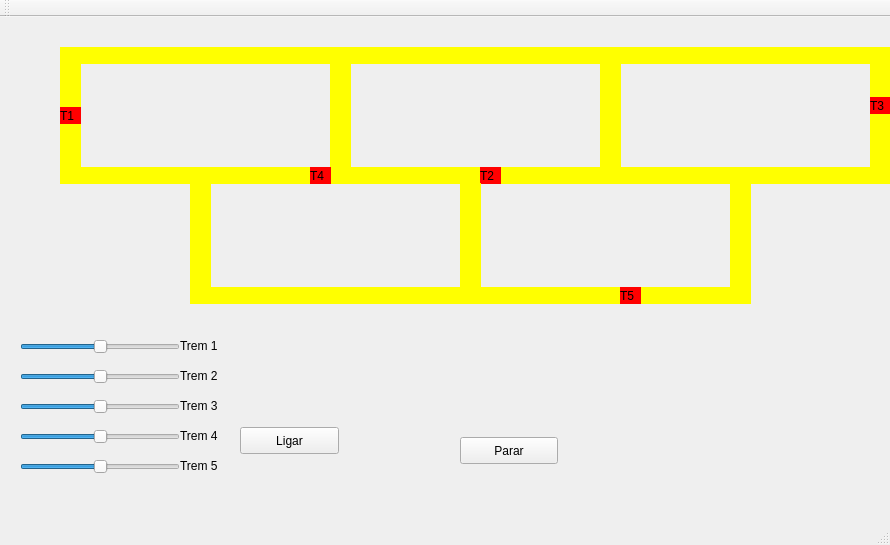
This is 2.1-trem/mainwindow.ui in ZariTen/SO-UFRN-2021 as Qt 5 draws it before an edit. The edited form follows.
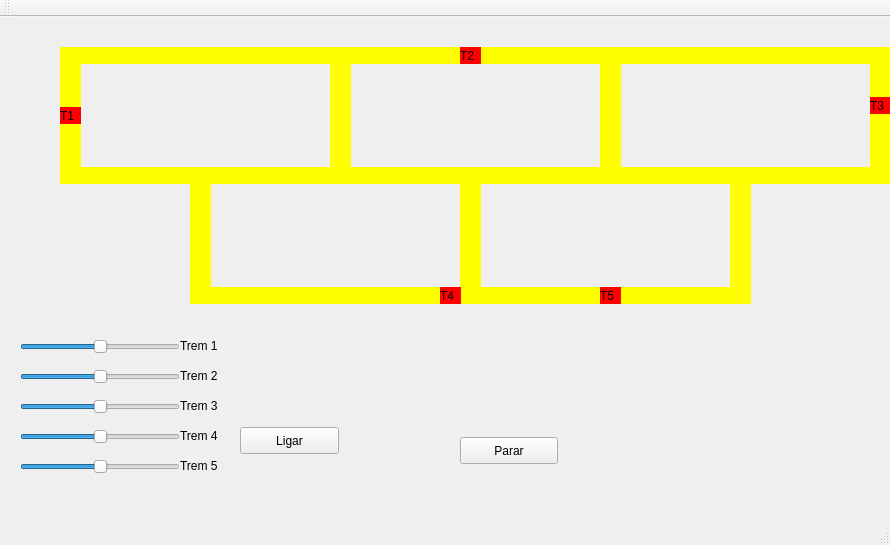
This is the edited form.

```diff
--- a/2.1-trem/mainwindow.ui
+++ b/2.1-trem/mainwindow.ui
@@ -171,8 +171,8 @@
    <widget class="QLabel" name="label_trem2">
     <property name="geometry">
      <rect>
-      <x>480</x>
-      <y>150</y>
+      <x>460</x>
+      <y>30</y>
       <width>21</width>
       <height>17</height>
      </rect>
@@ -283,8 +283,8 @@
    <widget class="QLabel" name="label_trem4">
     <property name="geometry">
      <rect>
-      <x>310</x>
-      <y>150</y>
+      <x>440</x>
+      <y>270</y>
       <width>21</width>
       <height>17</height>
      </rect>
@@ -299,7 +299,7 @@
    <widget class="QLabel" name="label_trem5">
     <property name="geometry">
      <rect>
-      <x>620</x>
+      <x>600</x>
       <y>270</y>
       <width>21</width>
       <height>17</height>
```
